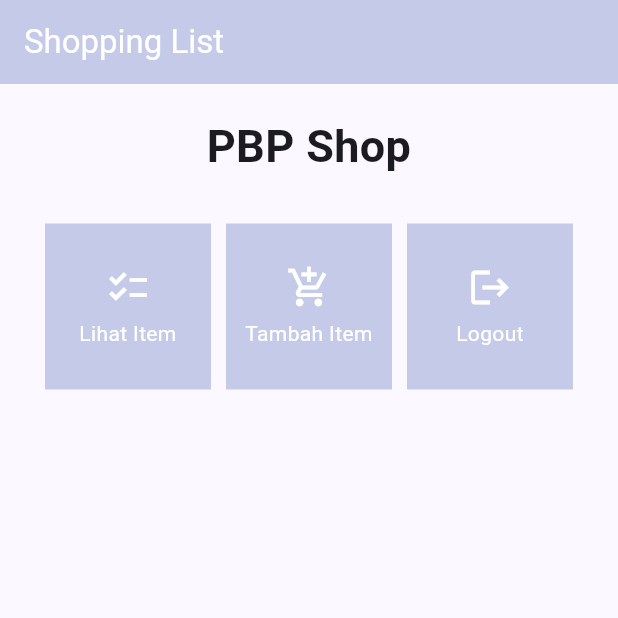
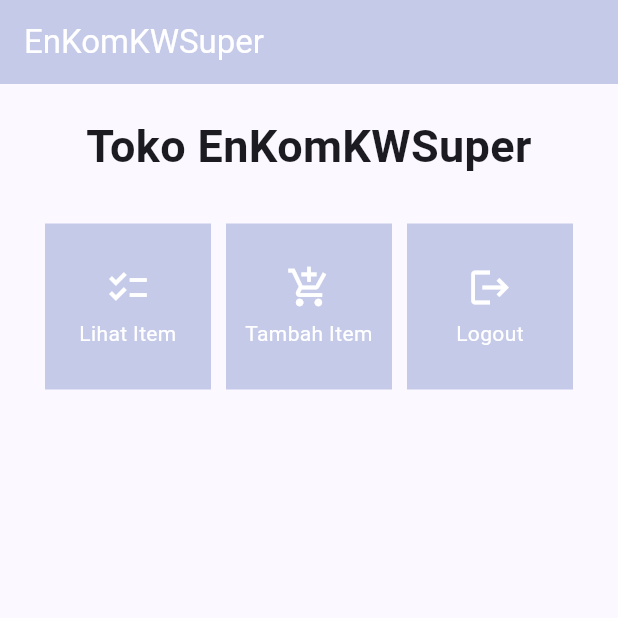
Before and after one commit to budf93/EnKomKWMobile, a Flutter app: the screen it shows after launch, on a phone screen of 412 x 824 dp, the top half of it. Run offline on Flutter 3.47's test engine with Material 2 defaults, Android fonts, the light colour scheme and no system bars.

Commit message:
menyelesaikan readme

```diff
--- a/lib/menu.dart
+++ b/lib/menu.dart
@@ -13,7 +13,7 @@ class MyHomePage extends StatelessWidget {
     return Scaffold(
       appBar: AppBar(
         title: const Text(
-          'Shopping List',
+          'EnKomKWSuper',
           style: TextStyle(
             color: Colors.white, // Set the text color to white
           ),
@@ -31,7 +31,7 @@ class MyHomePage extends StatelessWidget {
                 padding: EdgeInsets.only(top: 10.0, bottom: 10.0),
                 // Widget Text untuk menampilkan tulisan dengan alignment center dan style yang sesuai
                 child: Text(
-                  'PBP Shop', // Text yang menandakan toko
+                  'Toko EnKomKWSuper', // Text yang menandakan toko
                   textAlign: TextAlign.center,
                   style: TextStyle(
                     fontSize: 30,
```
Also changed, not shown: 1 other file.
